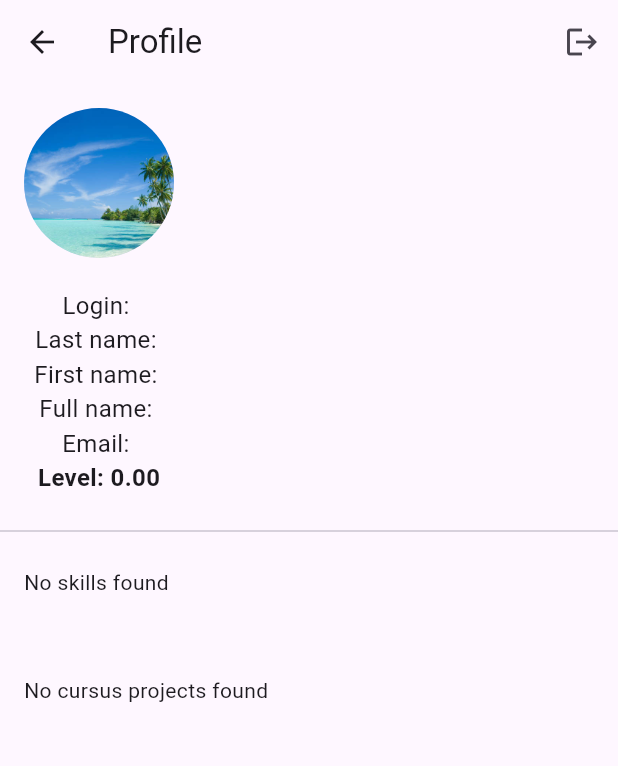
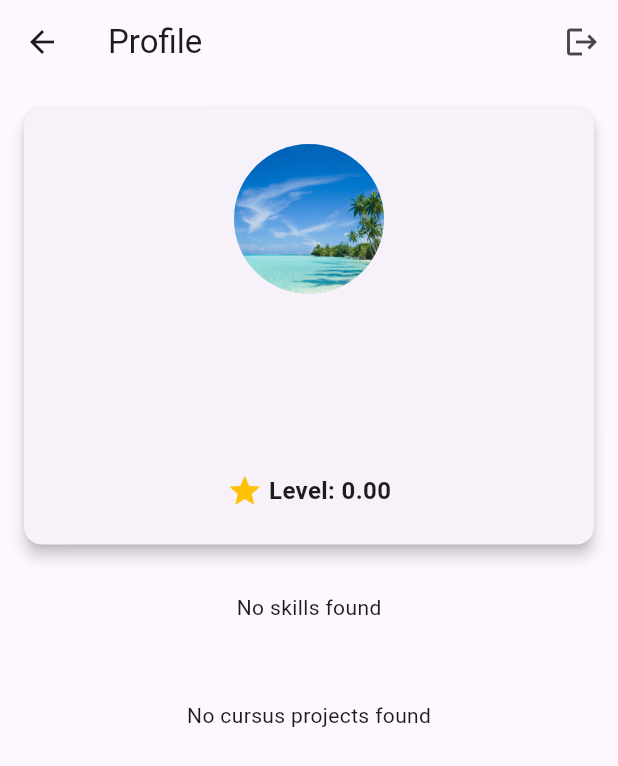
Before and after one commit to Balbeck/Mobile-Dart-Flutter_Swifty-Companion, a Flutter app: the ProfileView screen opened directly with empty values, on a phone screen of 412 x 824 dp. Shown: the top 766 px of the screen. Run offline on Flutter 3.47's test engine with Material 3 defaults, Android fonts, the phone set to English and light mode, and no system bars; our stand-ins replace flutter_dotenv, shared_preferences; accounts and stored records are empty; network calls fail.

Commit message:
feat: improved display

```diff
--- a/lib/models/user_model.dart
+++ b/lib/models/user_model.dart
@@ -13,6 +13,7 @@ class ProjectModel {
   final String status;
   final bool? validated;
   final int? finalMark;
+  final DateTime? updatedAt;
 
   ProjectModel({
     required this.name,
@@ -20,15 +21,28 @@ class ProjectModel {
     required this.status,
     this.validated,
     this.finalMark,
+    this.updatedAt,
   });
 
   factory ProjectModel.fromJson(Map<String, dynamic> json) {
+    final dynamic validatedRaw = json['validated'] ?? json['validated?'];
+    final bool? validated = validatedRaw is bool ? validatedRaw : null;
+    DateTime? updated;
+    if (json['updated_at'] != null) {
+      try {
+        updated = DateTime.parse(json['updated_at']);
+      } catch (_) {
+        updated = null;
+      }
+    }
     return ProjectModel(
       name: json['project']['name'] ?? 'Unknown Project',
       slug: json['project']['slug'] ?? 'unknown-project',
       status: json['status'] ?? 'unknown',
-      validated: json['validated'] as bool?,
+      // validated: json['validated'] as bool?,
+      validated: validated,
       finalMark: json['final_mark'] as int?,
+      updatedAt: updated,
     );
   }
 }
--- a/lib/views/profile_view.dart
+++ b/lib/views/profile_view.dart
@@ -3,6 +3,7 @@ import '../services/user_service.dart';
 import '../models/user_model.dart';
 import '../widgets/skills_widget.dart';
 import '../widgets/projects_widget.dart';
+import '../widgets/user_presentation_widget.dart';
 
 class ProfileView extends StatefulWidget {
   final VoidCallback onLogout;
@@ -30,10 +31,6 @@ class _ProfileViewState extends State<ProfileView> {
 
   @override
   Widget build(BuildContext context) {
-    final imageProvider = (_user != null && _user!.image.startsWith('http'))
-        ? NetworkImage(_user!.image) as ImageProvider
-        : const AssetImage('assets/images/profile_default.jpg');
-
     return Scaffold(
       appBar: AppBar(
         title: const Text('Profile'),
@@ -51,54 +48,17 @@ class _ProfileViewState extends State<ProfileView> {
       ),
       body: SingleChildScrollView(
         child: Column(
-          crossAxisAlignment: CrossAxisAlignment.start,
+          crossAxisAlignment: CrossAxisAlignment.center,
           children: [
-            // Header avec avatar
-            Padding(
-              padding: const EdgeInsets.all(16),
-              child: Column(
-                children: [
-                  CircleAvatar(radius: 50, backgroundImage: imageProvider),
-                  const SizedBox(height: 20),
-                  Text(
-                    'Login: ${_user?.login ?? 'TheToto'}',
-                    style: const TextStyle(fontSize: 16),
-                  ),
-                  Text(
-                    'Last name: ${_user?.lastName ?? 'FamilleToto'}',
-                    style: const TextStyle(fontSize: 16),
-                  ),
-                  Text(
-                    'First name: ${_user?.firstName ?? 'Toto'}',
-                    style: const TextStyle(fontSize: 16),
-                  ),
-                  Text(
-                    'Full name: ${_user?.usualFullName ?? 'Toto FamilleToto'}',
-                    style: const TextStyle(fontSize: 16),
-                  ),
-                  Text(
-                    'Email: ${_user?.email ?? 'toto@42.email.com'}',
-                    style: const TextStyle(fontSize: 16),
-                  ),
-                  Text(
-                    'Level: ${_user?.level.toStringAsFixed(2) ?? '0.00'}',
-                    style: const TextStyle(
-                      fontSize: 16,
-                      fontWeight: FontWeight.bold,
-                    ),
-                  ),
-                ],
-              ),
-            ),
-            const Divider(),
             if (_user != null) ...[
+              ProfileHeaderWidget(user: _user!),
               SkillsListWidget(skills: _user!.skills),
               const SizedBox(height: 20),
               ProjectsWidget(projects: _user!.projectsUsers),
             ] else
               const Padding(
                 padding: EdgeInsets.all(16),
-                child: Text('Loading...'),
+                child: Center(child: CircularProgressIndicator()),
               ),
           ],
         ),
--- a/lib/widgets/projects_widget.dart
+++ b/lib/widgets/projects_widget.dart
@@ -19,6 +19,12 @@ class ProjectsWidget extends StatelessWidget {
         // .where((p) => p.slug.startsWith('42cursus-'))
         .where((p) => !p.slug.startsWith('c-piscine'))
         .toList();
+    // print('🔵 Filtered projects: ${filtered.map((p) => p.slug).toList()}');
+    filtered.sort((a, b) {
+      final dateA = a.updatedAt ?? DateTime(1970);
+      final dateB = b.updatedAt ?? DateTime(1970);
+      return dateB.compareTo(dateA);
+    });
 
     if (filtered.isEmpty) {
       return const Padding(
--- /dev/null
+++ b/lib/widgets/user_presentation_widget.dart
@@ -0,0 +1,60 @@
+import 'package:flutter/material.dart';
+import '../models/user_model.dart';
+
+class ProfileHeaderWidget extends StatelessWidget {
+  final UserModel user;
+
+  const ProfileHeaderWidget({super.key, required this.user});
+
+  @override
+  Widget build(BuildContext context) {
+    final imageProvider = (user.image.startsWith('http'))
+        ? NetworkImage(user.image) as ImageProvider
+        : const AssetImage('assets/images/profile_default.jpg');
+
+    return Card(
+      margin: const EdgeInsets.all(16),
+      elevation: 4,
+      shape: RoundedRectangleBorder(borderRadius: BorderRadius.circular(12)),
+      child: Padding(
+        padding: const EdgeInsets.symmetric(vertical: 24, horizontal: 16),
+        child: Column(
+          crossAxisAlignment: CrossAxisAlignment.center,
+          children: [
+            CircleAvatar(radius: 50, backgroundImage: imageProvider),
+            const SizedBox(height: 16),
+            Text(
+              user.usualFullName,
+              style: const TextStyle(fontSize: 20, fontWeight: FontWeight.bold),
+            ),
+            const SizedBox(height: 8),
+            Text(
+              user.login,
+              style: const TextStyle(fontSize: 16, color: Colors.grey),
+            ),
+            const SizedBox(height: 8),
+            Text(
+              user.email,
+              style: const TextStyle(fontSize: 16, color: Colors.grey),
+            ),
+            const SizedBox(height: 12),
+            Row(
+              mainAxisAlignment: MainAxisAlignment.center,
+              children: [
+                const Icon(Icons.star, color: Colors.amber),
+                const SizedBox(width: 4),
+                Text(
+                  'Level: ${user.level.toStringAsFixed(2)}',
+                  style: const TextStyle(
+                    fontSize: 16,
+                    fontWeight: FontWeight.bold,
+                  ),
+                ),
+              ],
+            ),
+          ],
+        ),
+      ),
+    );
+  }
+}
```
